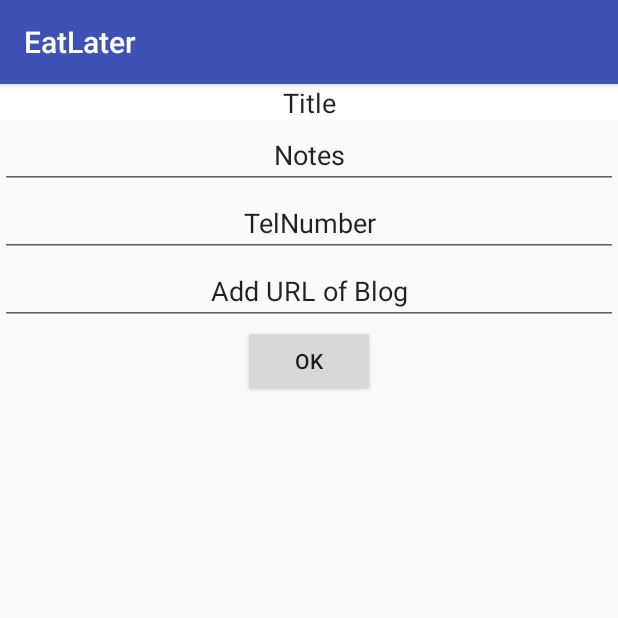
After one commit to Chris6085/EatLater, an Android app: the AddingActivity screen opened directly, with no data from a screen before it, on a phone screen of 412 x 824 dp, the top half of it. The commit adds this screen. Run offline under Robolectric (Android 15) with nearby library versions, the phone set to English and light mode, and no system bars.

Commit message:
add AddingActivity and Layout

```diff
--- a/app/src/main/AndroidManifest.xml
+++ b/app/src/main/AndroidManifest.xml
@@ -18,6 +18,7 @@
                 <category android:name="android.intent.category.LAUNCHER" />
             </intent-filter>
         </activity>
+        <activity android:name=".AddingActivity"></activity>
     </application>
 
 </manifest>
--- /dev/null
+++ b/app/src/main/java/chrisit_chang/mycompany/eatlater/AddingActivity.java
@@ -0,0 +1,13 @@
+package chrisit_chang.mycompany.eatlater;
+
+import android.support.v7.app.AppCompatActivity;
+import android.os.Bundle;
+
+public class AddingActivity extends AppCompatActivity {
+
+    @Override
+    protected void onCreate(Bundle savedInstanceState) {
+        super.onCreate(savedInstanceState);
+        setContentView(R.layout.activity_adding);
+    }
+}
--- a/app/src/main/java/chrisit_chang/mycompany/eatlater/RestaurantDAO.java
+++ b/app/src/main/java/chrisit_chang/mycompany/eatlater/RestaurantDAO.java
@@ -144,10 +144,6 @@ public class RestaurantDAO {
         result.setTel(cursor.getString(3));
         result.setAssociateDiary(cursor.getString(4));
 
-//        Log.d(TAG, "id=" + result.getId());
-//        Log.d(TAG, "title=" + result.getTitle());
-//        Log.d(TAG, "tel=" + result.getTel());
-
         // 回傳結果
         return result;
     }
--- /dev/null
+++ b/app/src/main/res/layout/activity_adding.xml
@@ -0,0 +1,43 @@
+<?xml version="1.0" encoding="utf-8"?>
+<LinearLayout xmlns:android="http://schemas.android.com/apk/res/android"
+    android:layout_width="match_parent"
+    android:layout_height="match_parent"
+    android:orientation="vertical">
+
+    <EditText
+        android:id="@+id/addingTitle"
+        android:layout_width="match_parent"
+        android:layout_height="wrap_content"
+        android:gravity="center"
+        android:text="@string/addTitle"
+        android:background="@android:color/background_light" />
+
+    <EditText
+        android:id="@+id/addingNotes"
+        android:layout_width="match_parent"
+        android:layout_height="wrap_content"
+        android:gravity="center"
+        android:text="@string/addNotes"/>
+
+    <EditText
+        android:id="@+id/addingTel"
+        android:layout_width="match_parent"
+        android:layout_height="wrap_content"
+        android:gravity="center"
+        android:text="@string/addTel"/>
+
+    <EditText
+        android:id="@+id/addingAssociateDiary"
+        android:layout_width="match_parent"
+        android:layout_height="wrap_content"
+        android:gravity="center"
+        android:text="@string/addURL"/>
+
+    <Button
+        android:id="@+id/ok"
+        android:layout_width="wrap_content"
+        android:layout_height="wrap_content"
+        android:layout_gravity="center"
+        android:text="OK" />
+
+</LinearLayout>
--- a/app/src/main/res/values/colors.xml
+++ b/app/src/main/res/values/colors.xml
@@ -3,4 +3,9 @@
     <color name="colorPrimary">#3F51B5</color>
     <color name="colorPrimaryDark">#303F9F</color>
     <color name="colorAccent">#FF4081</color>
+    <color name="colorBackground">#79cbd3</color>
+
+    <color name="light_grey">#CCCCCC</color>
+    <color name="grey">#AAAAAA</color>
+    <color name="divider_color">#DD999999</color>
 </resources>
--- a/app/src/main/res/values/strings.xml
+++ b/app/src/main/res/values/strings.xml
@@ -1,4 +1,11 @@
 <resources>
     <string name="app_name">EatLater</string>
     <string name="action_settings">Settings</string>
+
+    <string name="addTitle">Title</string>
+    <string name="addNotes">Notes</string>
+    <string name="addTel">TelNumber</string>
+    <string name="addURL">Add URL of Blog</string>
+
+    <string name="OK">Send</string>
 </resources>
```
Also changed, not shown: app/src/main/java/chrisit_chang/mycompany/eatlater/MainActivity.java (+24 -11 lines), app/src/main/java/chrisit_chang/mycompany/eatlater/RestaurantAdapter.java (added, +68 -0 lines), app/src/main/java/chrisit_chang/mycompany/eatlater/ToEatFragment.java (+25 -13 lines), app/src/main/res/layout/activity_main.xml (+17 -3 lines), app/src/main/res/layout/single_restaurant.xml (added, +15 -0 lines), app/src/main/res/layout/toeat_fragment.xml (+4 -3 lines).
